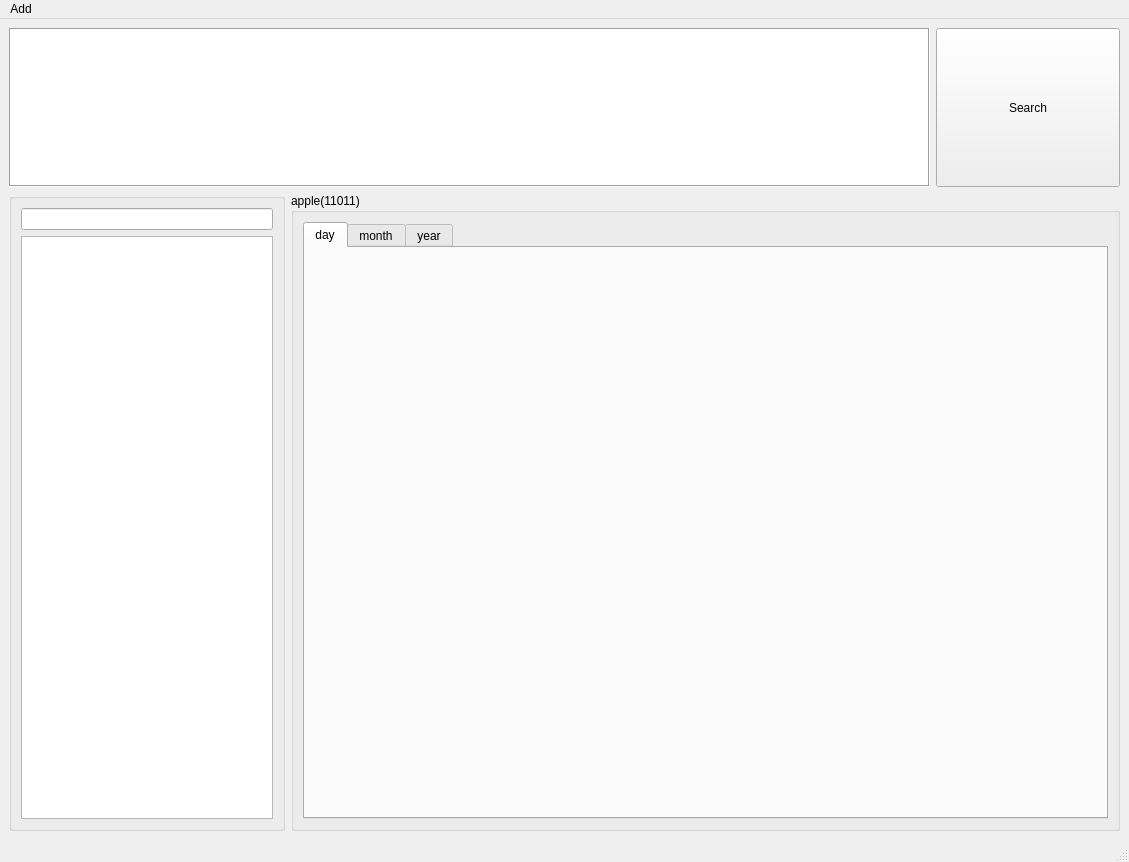
First picture: the form in stock_analysis/stock_analysis.ui, repository EricChenC/stock_analysis, before the edit.
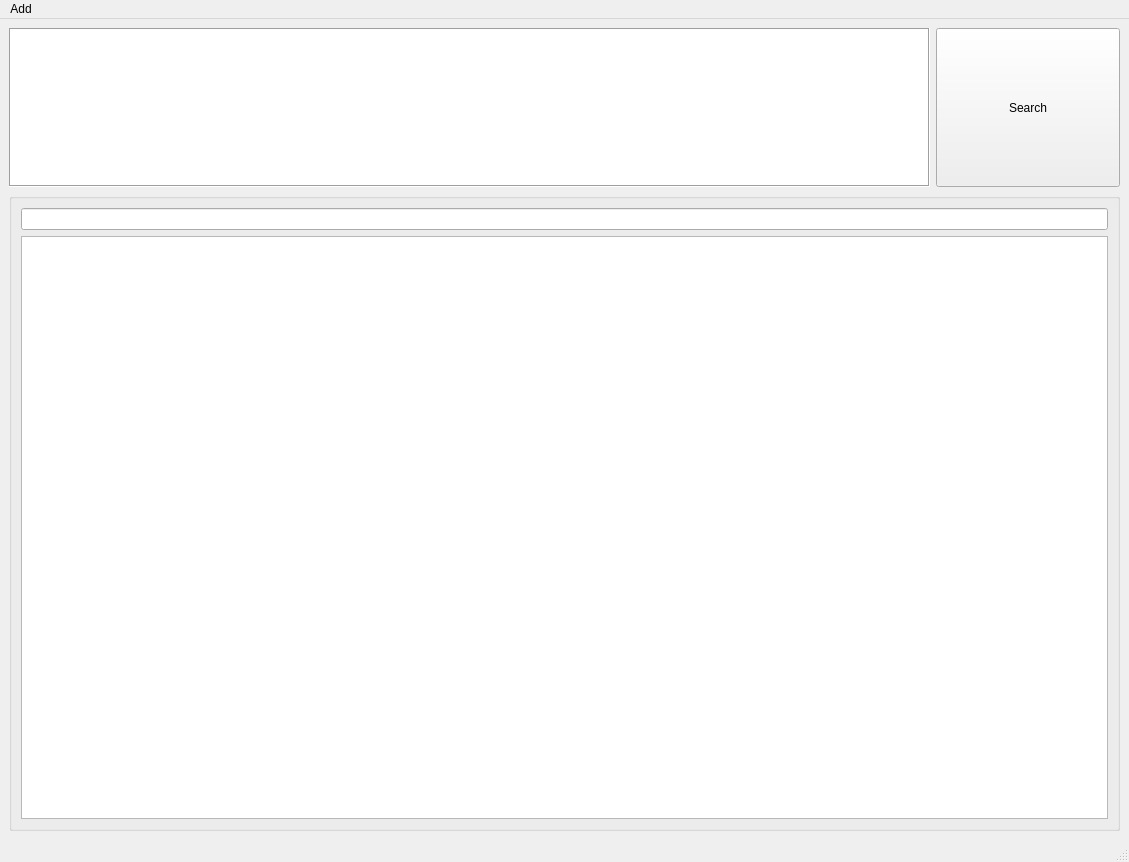
Second picture: the form after the edit.

```diff
--- a/stock_analysis/stock_analysis.ui
+++ b/stock_analysis/stock_analysis.ui
@@ -57,7 +57,7 @@
        </layout>
       </item>
       <item>
-       <layout class="QHBoxLayout" name="horizontalLayout_2" stretch="2,6">
+       <layout class="QHBoxLayout" name="horizontalLayout_2" stretch="2">
         <item>
          <widget class="QGroupBox" name="groupBox">
           <property name="title">
@@ -81,43 +81,6 @@
           </layout>
          </widget>
         </item>
-        <item>
-         <widget class="QGroupBox" name="groupBox_2">
-          <property name="title">
-           <string>apple(11011)</string>
-          </property>
-          <layout class="QVBoxLayout" name="verticalLayout" stretch="6">
-           <item>
-            <widget class="QTabWidget" name="tabWidget">
-             <property name="font">
-              <font>
-               <weight>50</weight>
-               <bold>false</bold>
-              </font>
-             </property>
-             <property name="currentIndex">
-              <number>0</number>
-             </property>
-             <widget class="QWidget" name="tab">
-              <attribute name="title">
-               <string>day</string>
-              </attribute>
-             </widget>
-             <widget class="QWidget" name="tab_2">
-              <attribute name="title">
-               <string>month</string>
-              </attribute>
-             </widget>
-             <widget class="QWidget" name="tab_3">
-              <attribute name="title">
-               <string>year</string>
-              </attribute>
-             </widget>
-            </widget>
-           </item>
-          </layout>
-         </widget>
-        </item>
        </layout>
       </item>
      </layout>
```
